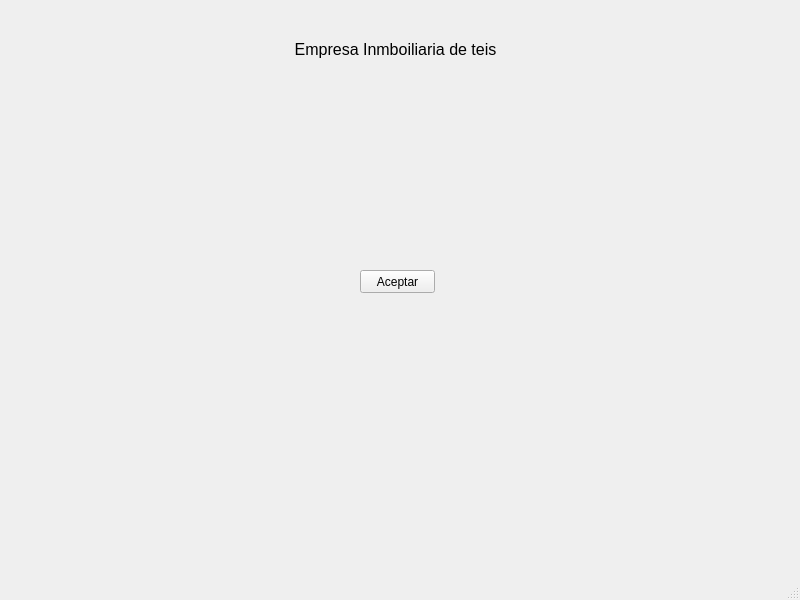
Before: the Qt Designer form venPrincipal.ui in DavBaquero/Proyecto-DI, drawn with Qt 5.
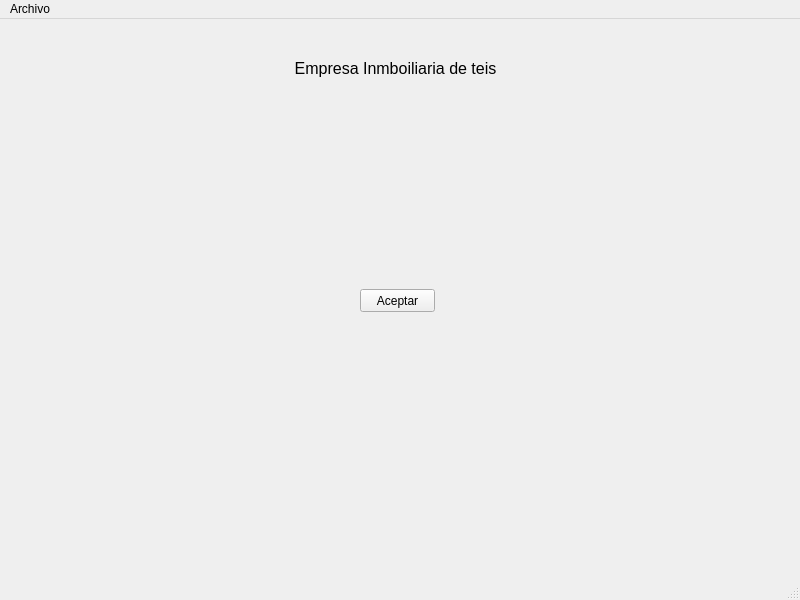
After: the same form once the commit is applied.

```diff
--- a/venPrincipal.ui
+++ b/venPrincipal.ui
@@ -61,6 +61,13 @@
      <height>21</height>
     </rect>
    </property>
+   <widget class="QMenu" name="menuArchivo">
+    <property name="title">
+     <string>Archivo</string>
+    </property>
+    <addaction name="actionSalir"/>
+   </widget>
+   <addaction name="menuArchivo"/>
   </widget>
   <widget class="QStatusBar" name="statusbar"/>
  </widget>
```
Left out of the diff: 5 changed lines with no effect on the pictures.
